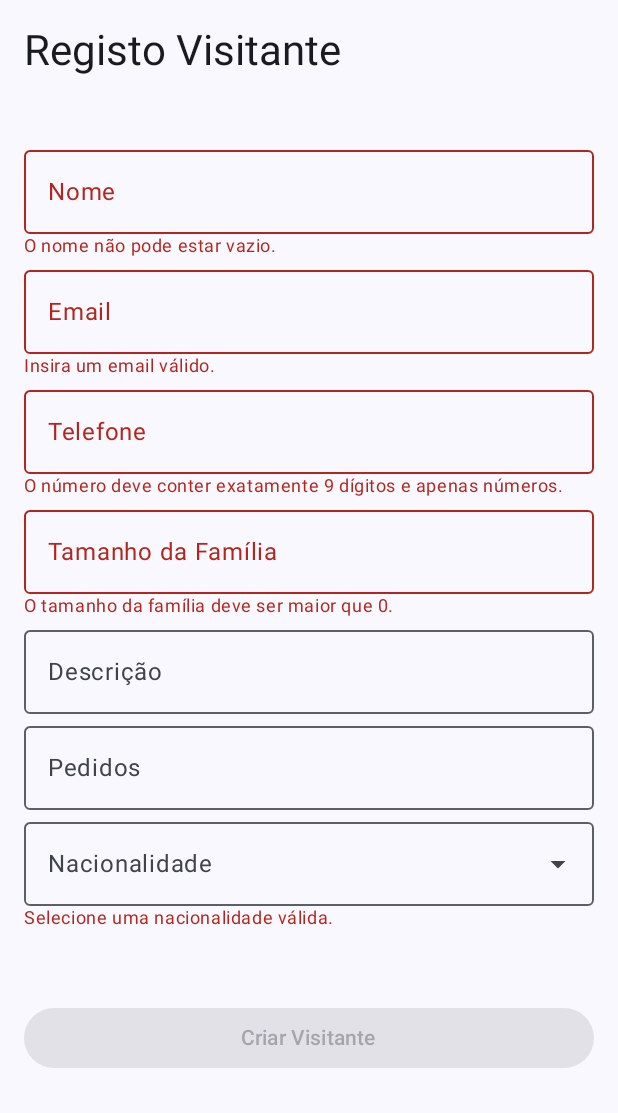
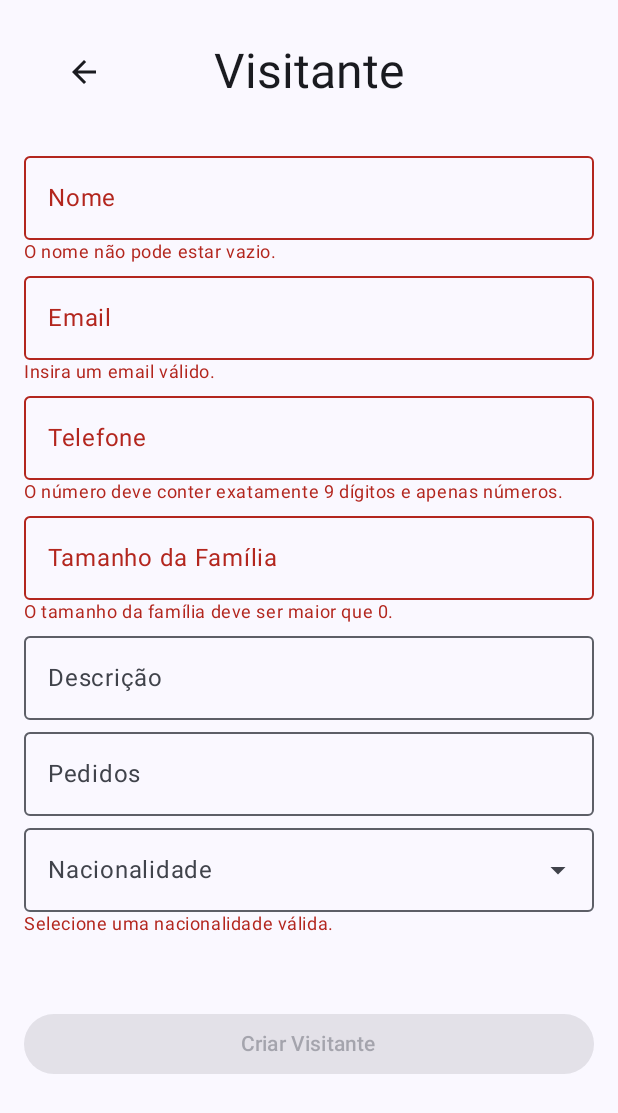
Before and after one commit to jcspaschoal/Esas, an Android app built with Jetpack Compose: the composable VisitorView shown on its own in the app's theme, on a phone screen of 412 x 824 dp. Shown: the top 1113 px of the screen. Run offline under Robolectric (Android 15) with nearby library versions, the phone set to English and light mode, and no system bars; our stand-ins replace Dagger/Hilt's generated code, Firebase (no records; nobody signed in at launch, a user with empty details on screens opened directly); 2 statements that could not run were skipped.

Commit message:
design touches

```diff
--- a/app/src/main/java/com/pdm/esas/ui/visitors/VisitorsView.kt
+++ b/app/src/main/java/com/pdm/esas/ui/visitors/VisitorsView.kt
@@ -1,6 +1,7 @@
 package com.pdm.esas.ui.visitors
 
 import androidx.compose.foundation.layout.Arrangement
+import androidx.compose.foundation.layout.Box
 import androidx.compose.foundation.layout.Column
 import androidx.compose.foundation.layout.Spacer
 import androidx.compose.foundation.layout.fillMaxSize
@@ -8,12 +9,17 @@ import androidx.compose.foundation.layout.fillMaxWidth
 import androidx.compose.foundation.layout.height
 import androidx.compose.foundation.layout.padding
 import androidx.compose.foundation.lazy.LazyColumn
+import androidx.compose.material.icons.Icons
+import androidx.compose.material.icons.filled.ArrowBack
+import androidx.compose.material.icons.filled.PersonAdd
 import androidx.compose.material3.Button
 import androidx.compose.material3.DropdownMenu
 import androidx.compose.material3.DropdownMenuItem
 import androidx.compose.material3.ExperimentalMaterial3Api
 import androidx.compose.material3.ExposedDropdownMenuBox
 import androidx.compose.material3.ExposedDropdownMenuDefaults
+import androidx.compose.material3.Icon
+import androidx.compose.material3.IconButton
 import androidx.compose.material3.MaterialTheme
 import androidx.compose.material3.OutlinedTextField
 import androidx.compose.material3.Text
@@ -25,6 +31,7 @@ import androidx.compose.runtime.remember
 import androidx.compose.runtime.setValue
 import androidx.compose.ui.Alignment
 import androidx.compose.ui.Modifier
+import androidx.compose.ui.text.style.TextAlign
 import androidx.compose.ui.unit.dp
 import androidx.hilt.navigation.compose.hiltViewModel
 import com.google.firebase.Timestamp
@@ -61,12 +68,33 @@ fun VisitorView(
         verticalArrangement = Arrangement.spacedBy(16.dp),
         horizontalAlignment = Alignment.Start
     ) {
-        Text(
-            text = "Registo Visitante",
-            style = MaterialTheme.typography.headlineMedium,
-            color = MaterialTheme.colorScheme.onBackground,
-            modifier = Modifier.padding(bottom = 24.dp)
-        )
+        Box(
+            modifier = Modifier
+                .fillMaxWidth()
+                .padding(horizontal = 16.dp, vertical = 8.dp)
+        ) {
+            // Centralizar o texto "Visita"
+            Text(
+                text = "Visitante",
+                style = MaterialTheme.typography.headlineLarge,
+                color = com.pdm.esas.ui.theme.primaryLight,
+                textAlign = TextAlign.Center,
+                modifier = Modifier
+                    .align(Alignment.Center)
+            )
+
+            // Ícone alinhado à direita
+            IconButton(
+                onClick = {},
+                modifier = Modifier.align(Alignment.CenterStart)
+            ) {
+                Icon(
+                    imageVector = Icons.Default.ArrowBack,
+                    contentDescription = "",
+                    tint = com.pdm.esas.ui.theme.primaryLight,
+                )
+            }
+        }
 
         Column {
             // Campo Nome
```
Also changed, not shown: app/src/main/java/com/pdm/esas/ui/donations/DonationView.kt (+15 -5 lines), app/src/main/java/com/pdm/esas/ui/report/ReportView.kt (+19 -5 lines), app/src/main/java/com/pdm/esas/ui/visits/VisitView.kt (+18 -10 lines).
